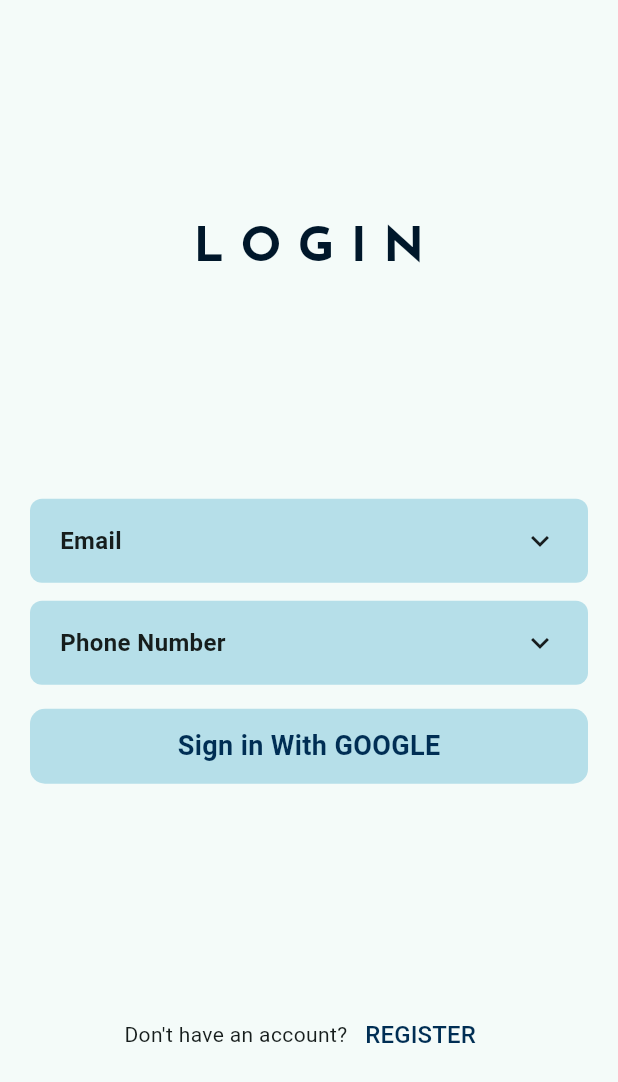
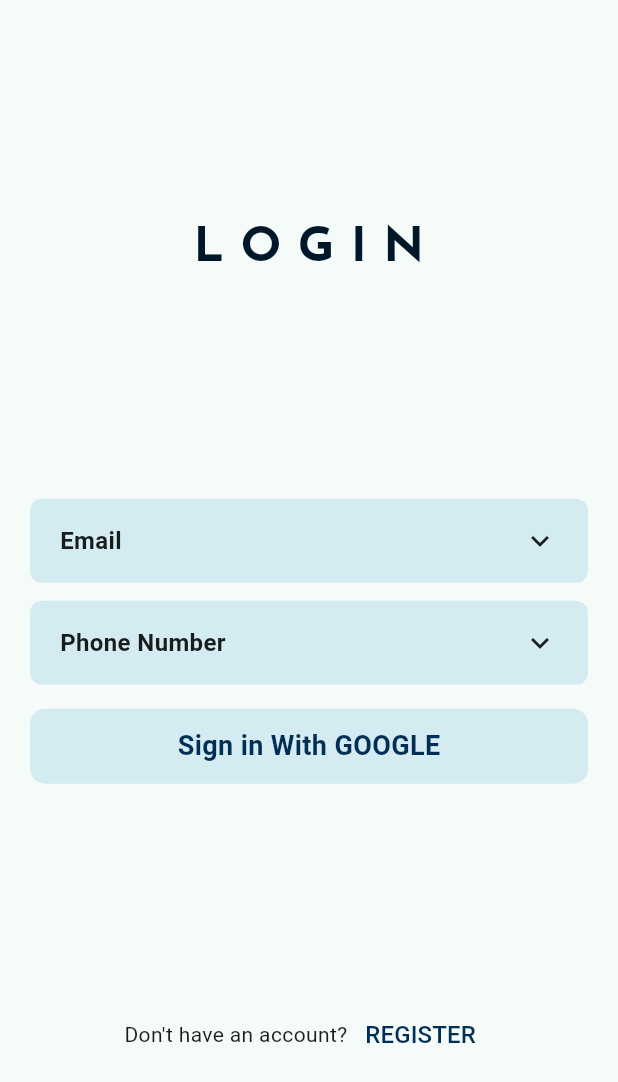
Before and after one commit to CodeWithJeet1204/LS-Business, a Flutter app: the screen it shows after launch, on a phone screen of 412 x 824 dp. Shown: the top 1082 px of the screen. Run offline on Flutter 3.47's test engine with Material 3 defaults, Android fonts, the phone set to English and light mode, and no system bars; our stand-ins replace auto_size_text, carousel_slider, cloud_firestore, firebase_auth, firebase_core, firebase_storage and 6 more; missing offline and left inert: firebase_app_check; accounts and stored records are empty.

Commit message:
Colors changed to lighter shade

```diff
--- a/lib/utils/colors.dart
+++ b/lib/utils/colors.dart
@@ -2,8 +2,8 @@ import 'package:flutter/material.dart';
 
 const Color white = Colors.white;
 const Color black = Colors.black;
-const Color primary = Color.fromARGB(255, 223, 248, 255);
-const Color primary2 = Color.fromARGB(255, 161, 213, 227);
+const Color primary = Color.fromARGB(255, 239, 252, 255);
+const Color primary2 = Color.fromARGB(255, 201, 230, 238);
 const Color primary3 = Color.fromARGB(255, 255, 217, 217);
 const Color primaryDark = Color.fromARGB(255, 0, 23, 42);
 const Color primaryDark2 = Color.fromARGB(255, 2, 31, 55);
```
